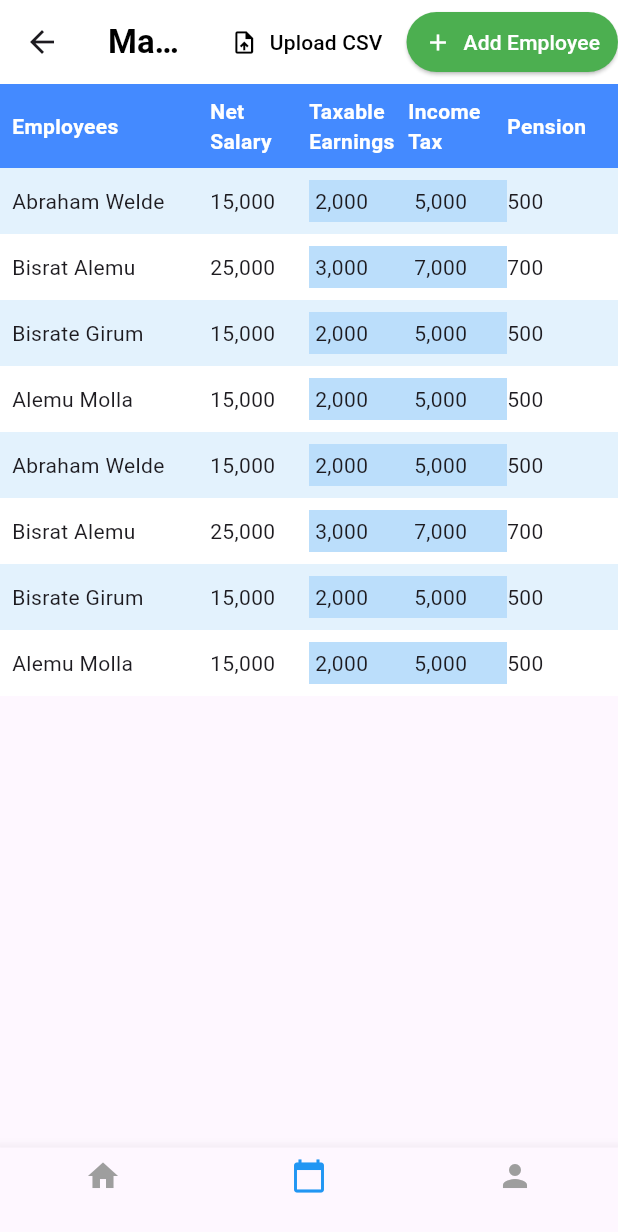
After one commit to Biruk-gebru/demoz, a Flutter app: the HomeScreen screen opened by its route, item 2 of the bottom bar chosen, after a tap on "Upload CSV", on a phone screen of 412 x 824 dp. The commit adds this screen. Shown: the top 1232 px of the screen. Run offline on Flutter 3.47's test engine with Material 3 defaults, Android fonts, the phone set to English and light mode, and no system bars; our stand-ins replace bloc, equatable, fl_chart, flutter_bloc, hive, hive_flutter; accounts and stored records are empty.

Commit message:
feat: Initial implementation of the ManagementScreen with table layout and column highlighting
- Added a scrollable table for displaying employee data.
- Implemented column-based highlighting for Taxable Earnings and Income Tax.
- Ensured the table spans the full screen vertically.
- Improved row alternation and header styling.

Note: The implementation is not finalized and requires further adjustments. Will revisit for additional refinements.

```diff
--- a/lib/features/auth/home/presentation/screens/home_screen.dart
+++ b/lib/features/auth/home/presentation/screens/home_screen.dart
@@ -1,5 +1,6 @@
 import 'package:flutter/material.dart';
 import 'package:hive/hive.dart';
+import '../../../../managment/presentation/screens/managment_screen.dart';
 import '../../widgets/dynamic_pie_chart.dart'; // Import the pie chart widget
 
 class HomeScreen extends StatefulWidget {
@@ -84,7 +85,6 @@ class _HomeScreenState extends State<HomeScreen> {
             ),
             const SizedBox(height: 20),
 
-
             // Date Section
             Card(
               shape: RoundedRectangleBorder(
@@ -99,9 +99,9 @@ class _HomeScreenState extends State<HomeScreen> {
                     Row(
                       mainAxisAlignment: MainAxisAlignment.spaceBetween,
                       children: [
-    Column(
+                        const Column(
                           crossAxisAlignment: CrossAxisAlignment.start,
-    children: const [
+                          children: [
                             Text(
                               'Date',
                               style: TextStyle(
@@ -158,7 +158,6 @@ class _HomeScreenState extends State<HomeScreen> {
             ),
             const SizedBox(height: 20),
 
-
             // Bottom Graph Cards (Swapped Positions)
             Row(
               children: [
@@ -201,9 +200,19 @@ class _HomeScreenState extends State<HomeScreen> {
       bottomNavigationBar: BottomNavigationBar(
         currentIndex: _currentIndex,
         onTap: (index) {
+          if (index == 1) {
+            // Navigate to ManagementScreen
+            Navigator.push(
+              context,
+              MaterialPageRoute(
+                builder: (context) => const ManagementScreen(),
+              ),
+            );
+          } else {
             setState(() {
               _currentIndex = index;
             });
+          }
         },
         selectedItemColor: Colors.blue,
         unselectedItemColor: Colors.grey,
@@ -285,7 +294,6 @@ class _HomeScreenState extends State<HomeScreen> {
     );
   }
 
-
   // Graph Card Builder
   Widget _buildGraphCard({required String title, required Widget content}) {
     return Card(
--- /dev/null
+++ b/lib/features/managment/presentation/screens/managment_screen.dart
@@ -0,0 +1,242 @@
+import 'package:flutter/material.dart';
+
+class ManagementScreen extends StatelessWidget {
+  const ManagementScreen({super.key});
+
+  @override
+  Widget build(BuildContext context) {
+    // Sample employee data
+    final List<Map<String, String>> employees = [
+      {
+        'name': 'Abraham Welde',
+        'netSalary': '15,000',
+        'taxableEarnings': '2,000',
+        'incomeTax': '5,000',
+        'pension': '500',
+      },
+      {
+        'name': 'Bisrat Alemu',
+        'netSalary': '25,000',
+        'taxableEarnings': '3,000',
+        'incomeTax': '7,000',
+        'pension': '700',
+      },
+      {
+        'name': 'Bisrate Girum',
+        'netSalary': '15,000',
+        'taxableEarnings': '2,000',
+        'incomeTax': '5,000',
+        'pension': '500',
+      },
+      {
+        'name': 'Alemu Molla',
+        'netSalary': '15,000',
+        'taxableEarnings': '2,000',
+        'incomeTax': '5,000',
+        'pension': '500',
+      },
+      {
+        'name': 'Abraham Welde',
+        'netSalary': '15,000',
+        'taxableEarnings': '2,000',
+        'incomeTax': '5,000',
+        'pension': '500',
+      },
+      {
+        'name': 'Bisrat Alemu',
+        'netSalary': '25,000',
+        'taxableEarnings': '3,000',
+        'incomeTax': '7,000',
+        'pension': '700',
+      },
+      {
+        'name': 'Bisrate Girum',
+        'netSalary': '15,000',
+        'taxableEarnings': '2,000',
+        'incomeTax': '5,000',
+        'pension': '500',
+      },
+      {
+        'name': 'Alemu Molla',
+        'netSalary': '15,000',
+        'taxableEarnings': '2,000',
+        'incomeTax': '5,000',
+        'pension': '500',
+      },
+    ];
+
+    return Scaffold(
+      appBar: AppBar(
+        backgroundColor: Colors.white,
+        elevation: 0,
+        title: const Text(
+          'Management',
+          style: TextStyle(
+            color: Colors.black,
+            fontWeight: FontWeight.bold,
+          ),
+        ),
+        actions: [
+          TextButton.icon(
+            onPressed: () {
+              // Upload CSV logic
+            },
+            icon: const Icon(Icons.upload_file, color: Colors.black),
+            label: const Text(
+              'Upload CSV',
+              style: TextStyle(color: Colors.black),
+            ),
+          ),
+          ElevatedButton.icon(
+            onPressed: () {
+              // Add Employee logic
+            },
+            style: ElevatedButton.styleFrom(
+              backgroundColor: Colors.green,
+              foregroundColor: Colors.white,
+              padding: const EdgeInsets.symmetric(horizontal: 12, vertical: 8),
+            ),
+            icon: const Icon(Icons.add),
+            label: const Text('Add Employee'),
+          ),
+        ],
+      ),
+      body: Column(
+        children: [
+          // Table Header
+          Container(
+            color: Colors.blueAccent,
+            child: Padding(
+              padding: const EdgeInsets.all(8.0),
+              child: Row(
+                children: const [
+                  Expanded(
+                    flex: 2,
+                    child: Text(
+                      'Employees',
+                      style: TextStyle(
+                        fontWeight: FontWeight.bold,
+                        color: Colors.white,
+                      ),
+                    ),
+                  ),
+                  Expanded(
+                    flex: 1,
+                    child: Text(
+                      'Net Salary',
+                      style: TextStyle(
+                        fontWeight: FontWeight.bold,
+                        color: Colors.white,
+                      ),
+                    ),
+                  ),
+                  Expanded(
+                    flex: 1,
+                    child: Text(
+                      'Taxable Earnings',
+                      style: TextStyle(
+                        fontWeight: FontWeight.bold,
+                        color: Colors.white,
+                      ),
+                    ),
+                  ),
+                  Expanded(
+                    flex: 1,
+                    child: Text(
+                      'Income Tax',
+                      style: TextStyle(
+                        fontWeight: FontWeight.bold,
+                        color: Colors.white,
+                      ),
+                    ),
+                  ),
+                  Expanded(
+                    flex: 1,
+                    child: Text(
+                      'Pension',
+                      style: TextStyle(
+                        fontWeight: FontWeight.bold,
+                        color: Colors.white,
+                      ),
+                    ),
+                  ),
+                ],
+              ),
+            ),
+          ),
+          // Table Content
+          Expanded(
+            child: ListView.builder(
+              itemCount: employees.length,
+              itemBuilder: (context, index) {
+                final employee = employees[index];
+                return Container(
+                  color: (index % 2 == 0) ? Colors.blue[50] : Colors.white,
+                  child: Padding(
+                    padding: const EdgeInsets.all(8.0),
+                    child: Row(
+                      children: [
+                        Expanded(
+                          flex: 2,
+                          child: Text(employee['name']!),
+                        ),
+                        Expanded(
+                          flex: 1,
+                          child: Text(employee['netSalary']!),
+                        ),
+                        Expanded(
+                          flex: 1,
+                          child: Container(
+                            color: Colors.blue[100],
+                            padding: const EdgeInsets.all(4.0),
+                            child: Text(employee['taxableEarnings']!),
+                          ),
+                        ),
+                        Expanded(
+                          flex: 1,
+                          child: Container(
+                            color: Colors.blue[100],
+                            padding: const EdgeInsets.all(4.0),
+                            child: Text(employee['incomeTax']!),
+                          ),
+                        ),
+                        Expanded(
+                          flex: 1,
+                          child: Text(employee['pension']!),
+                        ),
+                      ],
+                    ),
+                  ),
+                );
+              },
+            ),
+          ),
+        ],
+      ),
+      bottomNavigationBar: BottomNavigationBar(
+        currentIndex: 1,
+        onTap: (index) {
+          if (index == 0) {
+            Navigator.pop(context);
+          }
+        },
+        selectedItemColor: Colors.blue,
+        unselectedItemColor: Colors.grey,
+        items: const [
+          BottomNavigationBarItem(
+            icon: Icon(Icons.home),
+            label: '',
+          ),
+          BottomNavigationBarItem(
+            icon: Icon(Icons.calendar_today),
+            label: '',
+          ),
+          BottomNavigationBarItem(
+            icon: Icon(Icons.person),
+            label: '',
+          ),
+        ],
+      ),
+    );
+  }
+}
```
Lines whose indentation alone changed are shown as unchanged.
